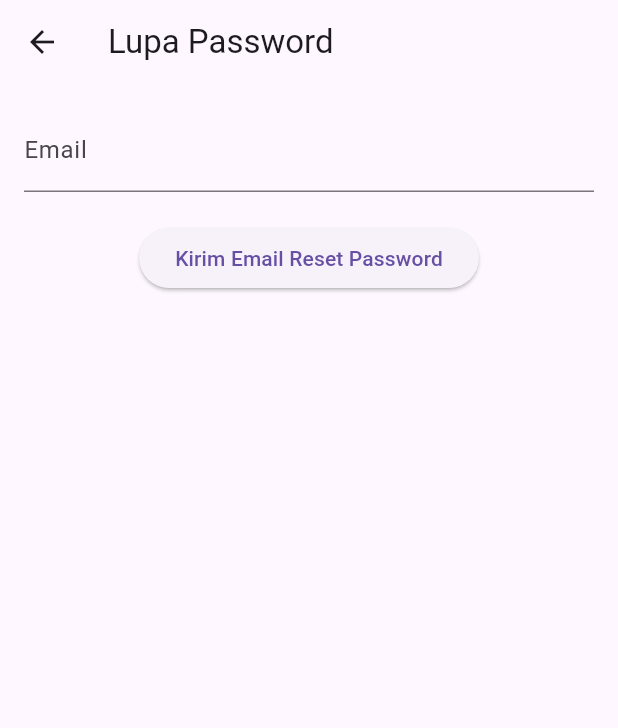
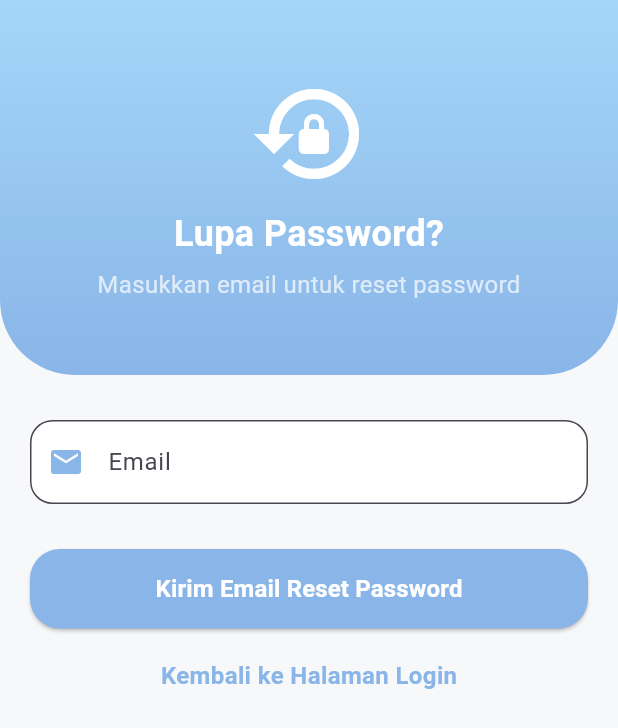
Before and after one commit to cecep1407/MMC-PM2, a Flutter app: the ResetPasswordView screen opened by its route, on a phone screen of 412 x 824 dp. Shown: the top 728 px of the screen. Run offline on Flutter 3.47's test engine with Material 3 defaults, Android fonts, the phone set to English and light mode, and no system bars; our stand-ins replace cloud_firestore, firebase_auth, firebase_core, get; missing offline and left inert: change_app_package_name; accounts and stored records are empty.

Commit message:
Master: ganti UI Login & Lupa password

```diff
--- a/lib/app/modules/reset_password/views/reset_password_view.dart
+++ b/lib/app/modules/reset_password/views/reset_password_view.dart
@@ -5,30 +5,130 @@ import 'package:myapp/app/modules/reset_password/controllers/reset_password_cont
 
 class ResetPasswordView extends StatelessWidget {
   final cAuth = Get.put(AuthController());
+
   @override
   Widget build(BuildContext context) {
-    // Menggunakan controller GetX
     final ResetPasswordController controller =
         Get.put(ResetPasswordController());
 
     return Scaffold(
-      appBar: AppBar(
-        title: Text('Lupa Password'),
-      ),
-      body: Padding(
-        padding: const EdgeInsets.all(16.0),
+      backgroundColor: Color(0xFFF7F8FA),
+      body: SingleChildScrollView(
         child: Column(
           children: [
-            TextField(
-              controller: controller.cEmail,
-              decoration: InputDecoration(labelText: 'Email'),
+            // Header dengan Gradient
+            Container(
+              height: 250,
+              decoration: BoxDecoration(
+                gradient: LinearGradient(
+                  colors: [
+                    Color(0xFFA5D6F8), // Biru pastel terang
+                    Color(0xFF89B5E8), // Biru pastel medium
+                  ],
+                  begin: Alignment.topCenter,
+                  end: Alignment.bottomCenter,
+                ),
+                borderRadius: BorderRadius.only(
+                  bottomLeft: Radius.circular(50),
+                  bottomRight: Radius.circular(50),
+                ),
+              ),
+              child: Center(
+                child: Column(
+                  mainAxisAlignment: MainAxisAlignment.center,
+                  children: [
+                    Icon(
+                      Icons.lock_reset,
+                      size: 80,
+                      color: Colors.white,
+                    ),
+                    SizedBox(height: 10),
+                    Text(
+                      "Lupa Password?",
+                      style: TextStyle(
+                        color: Colors.white,
+                        fontSize: 24,
+                        fontWeight: FontWeight.bold,
+                      ),
+                    ),
+                    SizedBox(height: 5),
+                    Text(
+                      "Masukkan email untuk reset password",
+                      textAlign: TextAlign.center,
+                      style: TextStyle(
+                        color: Colors.white70,
+                        fontSize: 16,
+                      ),
+                    ),
+                  ],
+                ),
+              ),
             ),
-            SizedBox(height: 20),
-            ElevatedButton(
-              onPressed: () {
-                cAuth.resetPassword(controller.cEmail.text);
-              },
-              child: Text('Kirim Email Reset Password'),
+            SizedBox(height: 30),
+
+            // Form Reset Password
+            Padding(
+              padding: const EdgeInsets.symmetric(horizontal: 20),
+              child: Column(
+                crossAxisAlignment: CrossAxisAlignment.stretch,
+                children: [
+                  // Email Input
+                  TextFormField(
+                    controller: controller.cEmail,
+                    decoration: InputDecoration(
+                      labelText: "Email",
+                      prefixIcon: Icon(Icons.email, color: Color(0xFF89B5E8)),
+                      border: OutlineInputBorder(
+                        borderRadius: BorderRadius.circular(15),
+                      ),
+                      filled: true,
+                      fillColor: Colors.white,
+                    ),
+                  ),
+                  SizedBox(height: 30),
+
+                  // Tombol Reset Password
+                  ElevatedButton(
+                    onPressed: () {
+                      cAuth.resetPassword(controller.cEmail.text);
+                    },
+                    style: ElevatedButton.styleFrom(
+                      padding: EdgeInsets.symmetric(vertical: 15),
+                      backgroundColor: Color(0xFF89B5E8),
+                      shape: RoundedRectangleBorder(
+                        borderRadius: BorderRadius.circular(20),
+                      ), // Biru pastel
+                    ),
+                    child: Text(
+                      "Kirim Email Reset Password",
+                      style: TextStyle(
+                        fontSize: 16,
+                        color: Colors.white,
+                        fontWeight: FontWeight.bold,
+                      ),
+                    ),
+                  ),
+                  SizedBox(height: 20),
+
+                  // Kembali ke Login
+                  Align(
+                    alignment: Alignment.center,
+                    child: GestureDetector(
+                      onTap: () {
+                        Get.back(); // Navigasi kembali ke halaman login
+                      },
+                      child: Text(
+                        "Kembali ke Halaman Login",
+                        style: TextStyle(
+                          color: Color(0xFF89B5E8),
+                          fontSize: 16,
+                          fontWeight: FontWeight.w600,
+                        ),
+                      ),
+                    ),
+                  ),
+                ],
+              ),
             ),
           ],
         ),
```
Also changed, not shown: lib/app/modules/login/views/login_view.dart (+98 -58 lines), pubspec.yaml (+11 -0 lines), assets/images/MMC_logo.png (added), pubspec.lock.
